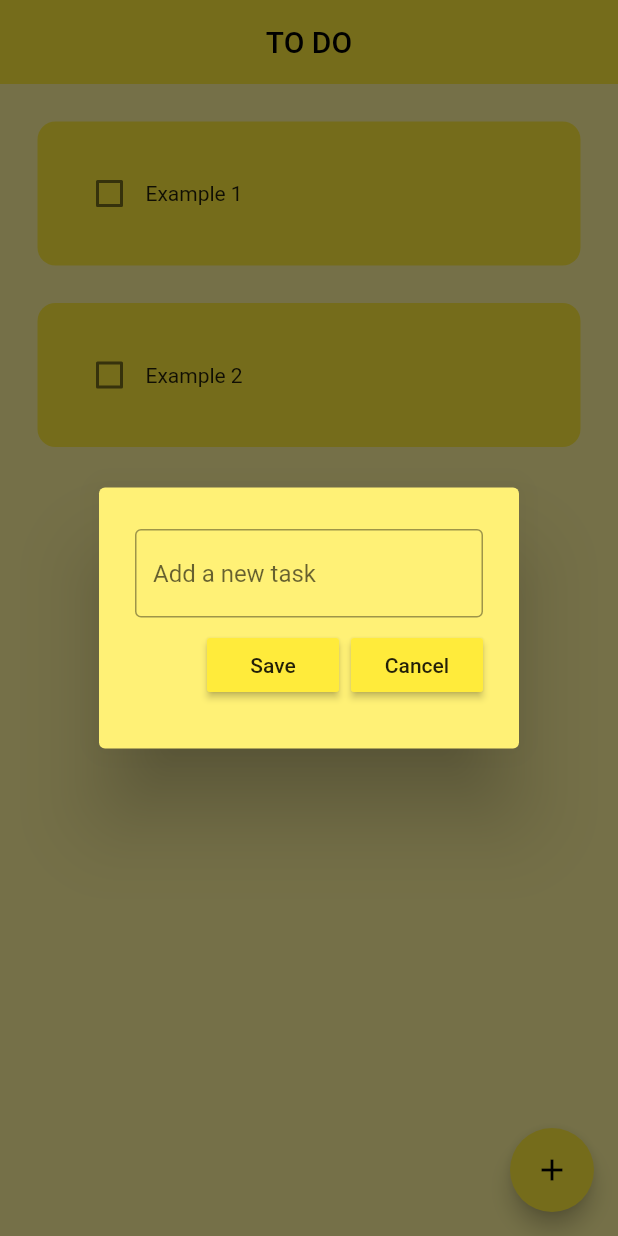
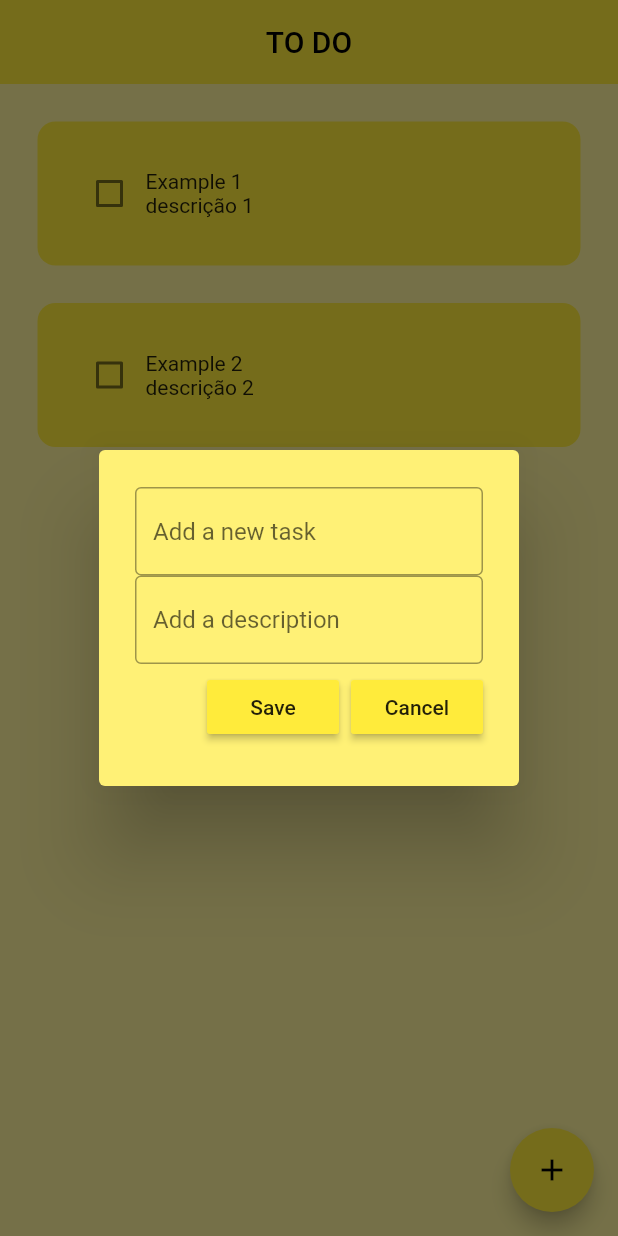
Before and after one commit to loulouizz/taskapp, a Flutter app: the screen it shows after launch, after a tap on the "add" icon, on a phone screen of 412 x 824 dp. Run offline on Flutter 3.47's test engine with Material 2 defaults, Android fonts, the phone set to English and light mode, and no system bars; drawn by our look-alikes of flutter_slidable; our stand-ins replace hive, hive_flutter; accounts and stored records are empty.

Commit message:
adicionado o campo de descricao e funcao de editar

```diff
--- a/lib/data/database.dart
+++ b/lib/data/database.dart
@@ -1,16 +1,16 @@
 import 'package:hive/hive.dart';
 
 class ToDoDataBase{
-List toDoList = [];
+  List toDoList = [];
 
   //reference the box
-  final _myBox = Hive.box('mybox');
+  final _myBox = Hive.box('mybox1');
 
   // run this method if this is the 1st time ever opening this app
   void createInitialData(){
     toDoList = [
-      ["Example 1", false],
-      ["Example 2", false]
+      ["Example 1", "descrição 1",false],
+      ["Example 2", "descrição 2",false]
     ];
   }
 
--- a/lib/homepage.dart
+++ b/lib/homepage.dart
@@ -1,5 +1,3 @@
-import 'dart:ffi';
-
 import 'package:flutter/material.dart';
 import 'package:hive/hive.dart';
 import 'package:todoflutter/data/database.dart';
@@ -15,7 +13,7 @@ class HomePage extends StatefulWidget {
 
 class _HomePageState extends State<HomePage> {
   // reference the hive box
-  final _myBox = Hive.box('mybox');
+  final _myBox = Hive.box('mybox1');
   ToDoDataBase db = ToDoDataBase();
 
   @override
@@ -34,13 +32,14 @@ class _HomePageState extends State<HomePage> {
 
 
   // text controller
-  final _controller = TextEditingController();
+  final _taskNameController = TextEditingController();
+  final _taskDescriptionController = TextEditingController();
 
 
   //checkbox was tapped
   void checkBoxChanged(bool? value, int index) {
     setState(() {
-      db.toDoList[index][1] = !db.toDoList[index][1];
+      db.toDoList[index][2] = !db.toDoList[index][2];
     });
     db.updateDataBase();
   }
@@ -48,12 +47,48 @@ class _HomePageState extends State<HomePage> {
   // save new task
   void saveNewTask() {
     setState(() {
-      db.toDoList.add([_controller.text, false]);
-      _controller.clear();
+      db.toDoList.add([_taskNameController.text, _taskDescriptionController.text, false]);
+      _taskNameController.clear();
+      _taskDescriptionController.clear();
     });
     Navigator.of(context).pop();
     db.updateDataBase();
   }
+
+  void updateTask(int index, String newName, String newDescription) {
+    db.toDoList[index][0] = newName;
+    db.toDoList[index][1] = newDescription;
+    db.updateDataBase();
+  }
+
+  void editTask(int index) {
+    _taskNameController.text = db.toDoList[index][0];
+    _taskDescriptionController.text = db.toDoList[index][1];
+
+    showDialog(
+      context: context,
+      builder: (context) {
+        return DialogBox(
+          taskNameController: _taskNameController,
+          taskDescriptionController: _taskDescriptionController,
+          onSave: () {
+            updateTask(index, _taskNameController.text, _taskDescriptionController.text);
+            _taskNameController.clear();
+            _taskDescriptionController.clear();
+            Navigator.of(context).pop();
+            setState(() {}); // Atualiza a interface do usuário
+          },
+          onCancel: () {
+            _taskNameController.clear();
+            _taskDescriptionController.clear();
+            Navigator.of(context).pop();
+          },
+        );
+      },
+    );
+  }
+
+
 
   //create a new task
   void createNewTask() {
@@ -61,7 +96,8 @@ class _HomePageState extends State<HomePage> {
       context: context,
       builder: (context) {
         return DialogBox(
-          controller: _controller,
+          taskNameController: _taskNameController,
+          taskDescriptionController: _taskDescriptionController,
           onSave: saveNewTask,
           onCancel: () => Navigator.of(context).pop(),
         );
@@ -100,9 +136,11 @@ class _HomePageState extends State<HomePage> {
           itemBuilder: (context, index) {
             return ToDoTile(
               taskName: db.toDoList[index][0],
-              taskCompleted: db.toDoList[index][1],
+              taskCompleted: db.toDoList[index][2],
+              description: db.toDoList[index][1],
               onChanged: (value) => checkBoxChanged(value, index),
               deleteFunction: (context) => deleteTask(index),
+              editFunction: (context) => editTask(index),
             );
           },
         ));
--- a/lib/main.dart
+++ b/lib/main.dart
@@ -9,7 +9,7 @@ void main() async{
   await Hive.initFlutter();
 
   //open a box
-  var box = await Hive.openBox('mybox');
+  var box = await Hive.openBox('mybox1');
 
 
   runApp(const MyApp());
--- a/lib/util/dialog_box.dart
+++ b/lib/util/dialog_box.dart
@@ -2,13 +2,15 @@ import 'package:flutter/material.dart';
 import 'package:todoflutter/util/my_button.dart';
 
 class DialogBox extends StatefulWidget {
-  final controller;
+  final taskNameController;
+  final taskDescriptionController;
   VoidCallback onSave;
   VoidCallback onCancel;
 
   DialogBox({
     Key? key,
-    required this.controller,
+    required this.taskNameController,
+    required this.taskDescriptionController,
     required this.onSave,
     required this.onCancel,
   }) : super(key: key);
@@ -19,28 +21,48 @@ class DialogBox extends StatefulWidget {
 
 class _DialogBoxState extends State<DialogBox> {
   final _formKey = GlobalKey<FormState>();
+
   @override
   Widget build(BuildContext context) {
     return AlertDialog(
       backgroundColor: Colors.yellow[300],
       content: Container(
-        height: 130,
+        height: 180,
         child: Column(
           mainAxisAlignment: MainAxisAlignment.spaceEvenly,
           children: [
             // get user input
             Form(
               key: _formKey,
-              child: TextFormField(
-                validator: (value){
-                  if (value!.isEmpty){
+              child: Expanded(
+                child: Column(
+                  mainAxisAlignment: MainAxisAlignment.spaceAround,
+                  children: [
+                    TextFormField(
+                      validator: (value) {
+                        if (value!.isEmpty) {
                           return "Please enter some text";
                         }
                       },
-                controller: widget.controller,
+                      controller: widget.taskNameController,
                       decoration: InputDecoration(
                         border: OutlineInputBorder(),
                         hintText: "Add a new task",
+                      ),
+                    ),
+                    TextFormField(
+                      validator: (value) {
+                        if (value!.isEmpty) {
+                          return "Please enter some text";
+                        }
+                      },
+                      controller: widget.taskDescriptionController,
+                      decoration: InputDecoration(
+                        border: OutlineInputBorder(),
+                        hintText: "Add a description",
+                      ),
+                    ),
+                  ],
                 ),
               ),
             ),
--- a/lib/util/todo_tile.dart
+++ b/lib/util/todo_tile.dart
@@ -1,20 +1,29 @@
 import 'package:flutter/material.dart';
 import 'package:flutter_slidable/flutter_slidable.dart';
 
-class ToDoTile extends StatelessWidget {
+class ToDoTile extends StatefulWidget {
   final String taskName;
   final bool taskCompleted;
+  final String description;
   Function(bool?)? onChanged;
   Function(BuildContext?) deleteFunction;
+  Function(BuildContext?) editFunction;
 
   ToDoTile({
     super.key,
     required this.taskName,
     required this.taskCompleted,
+    required this.description,
     required this.onChanged,
     required this.deleteFunction,
+    required this.editFunction,
   });
 
+  @override
+  State<ToDoTile> createState() => _ToDoTileState();
+}
+
+class _ToDoTileState extends State<ToDoTile> {
   @override
   Widget build(BuildContext context) {
     return Padding(
@@ -24,7 +33,13 @@ class ToDoTile extends StatelessWidget {
           motion: StretchMotion(),
           children: [
             SlidableAction(
-              onPressed: deleteFunction,
+              onPressed: widget.editFunction,
+              icon: Icons.edit,
+              backgroundColor: Colors.orange,
+              borderRadius: BorderRadius.circular(12),
+            ),
+            SlidableAction(
+              onPressed: widget.deleteFunction,
               icon: Icons.delete,
               backgroundColor: Colors.red.shade300,
               borderRadius: BorderRadius.circular(12),
@@ -35,23 +50,41 @@ class ToDoTile extends StatelessWidget {
           padding: EdgeInsets.all(24),
           child: Row(
             children: [
-              //checkbox
+              // Checkbox
               Checkbox(
-                value: taskCompleted,
-                onChanged: onChanged,
+                value: widget.taskCompleted,
+                onChanged: widget.onChanged,
                 activeColor: Colors.black,
               ),
 
-              //task name
-              Text(
-                taskName,
-                style: TextStyle(
-                    decoration: taskCompleted
-                        ? TextDecoration.lineThrough
-                        : TextDecoration.none),
+              // Task details
+              Column(
+                crossAxisAlignment: CrossAxisAlignment.start,
+                children: [
+                  Text(
+                    widget.taskName,
+                    style: TextStyle(
+                      decoration: widget.taskCompleted
+                          ? TextDecoration.lineThrough
+                          : TextDecoration.none,
+                    ),
+                  ),
+                  Text(
+                    widget.description,
+                    overflow: TextOverflow.ellipsis,
+                    maxLines: 2,
+                    style: TextStyle(
+                      decoration: widget.taskCompleted
+                          ? TextDecoration.lineThrough
+                          : TextDecoration.none,
+                    ),
+                  ),
+                ],
               ),
+
             ],
           ),
+
           decoration: BoxDecoration(
             color: Colors.yellow,
             borderRadius: BorderRadius.circular(12),
--- a/pubspec.yaml
+++ b/pubspec.yaml
@@ -31,7 +31,7 @@ environment:
 dependencies:
   flutter:
     sdk: flutter
-  flutter_slidable: ^1.2.0
+  flutter_slidable: ^3.0.0
   hive: ^2.2.3
   hive_flutter: ^1.1.0
 
@@ -42,7 +42,7 @@ dependencies:
 dev_dependencies:
   flutter_test:
     sdk: flutter
-  hive_generator: ^1.1.3
+  hive_generator: ^2.0.1
   build_runner: ^2.1.11
 
   # The "flutter_lints" package below contains a set of recommended lints to
```
Also changed, not shown: pubspec.lock, 1 other file. Lines whose indentation alone changed are shown as unchanged.
